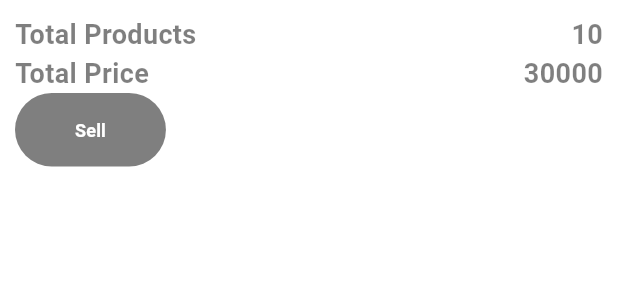
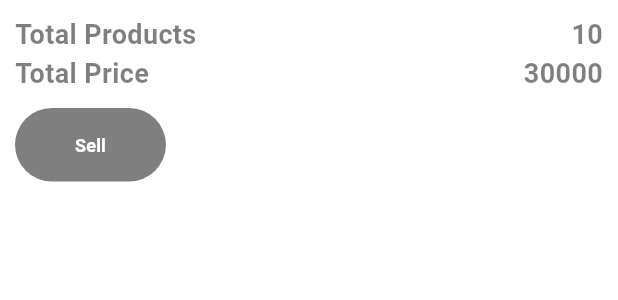
Before and after one commit to Hashimkhann1/pos, a Flutter app: the SaleInviceView widget shown alone on an empty page, opened directly, on a phone screen of 412 x 824 dp. Shown: the top 300 px of the screen. Run offline on Flutter 3.47's test engine with Material 3 defaults, Android fonts, the phone set to English and light mode, and no system bars; our stand-ins replace fl_chart.

Commit message:
file name is changed

```diff
--- a/lib/view/branch/sales_products_view/all_products_view/all_products_view.dart
+++ b/lib/view/branch/sales_products_view/all_products_and_total_view/all_products_and_total_view.dart
@@ -14,10 +14,10 @@ class AllProductsView extends StatelessWidget {
 
     return Scaffold(
       appBar: AppBar(
-        title: Text("Sale Product"),
+        title: const Text("Sale Product"),
       ),
-      drawer: DrawerWidget(),
-      body: Row(
+      drawer: const DrawerWidget(),
+      body: const Row(
         children: [
 
           /// All product view
--- a/lib/view/branch/sales_products_view/sale_invice_view/sale_invice_view.dart
+++ b/lib/view/branch/sales_products_view/sale_invoice_view/sale_invoice_view.dart
@@ -31,14 +31,16 @@ class SaleInviceView extends StatelessWidget {
             ],
           ),
 
+          const SizedBox(height: 10,),
+
           /// sell button
           TextButton(
             style: TextButton.styleFrom(
-              padding: EdgeInsets.symmetric(horizontal: 40,vertical: 16),
+              padding: const EdgeInsets.symmetric(horizontal: 40,vertical: 16),
                 backgroundColor: AppColor.black.withOpacity(0.5)
             ),
               onPressed: (){},
-              child: MyText(title: "Sell",fontSize: 12,fontWeight: FontWeight.bold,color: AppColor.white,)
+              child: const MyText(title: "Sell",fontSize: 12,fontWeight: FontWeight.bold,color: AppColor.white,)
           )
         ],
       ),
```
